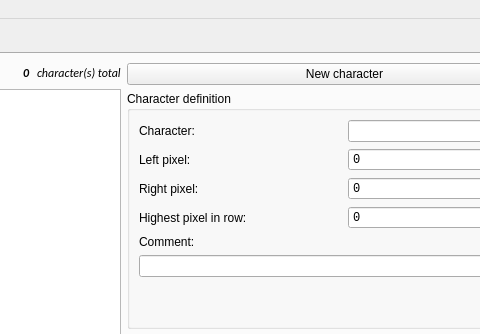
Before: the Qt Designer form OTModules/wfonts.ui in pietr26/OMSI-Tools, drawn with Qt 5; both pictures show x 334 to 814 and y 0 to 334 of the 916 by 785 pixel window.
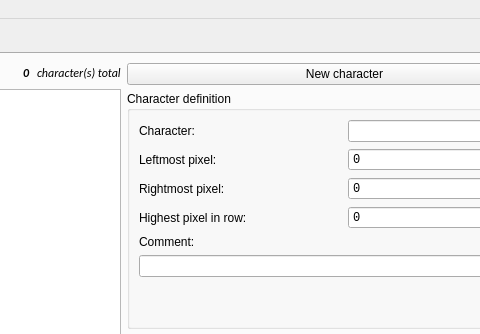
After: the same form once the commit is applied. The open tabs and pages were chosen to show the change. Icons and pictures are not drawn.

```diff
--- a/OTModules/wfonts.ui
+++ b/OTModules/wfonts.ui
@@ -541,7 +541,7 @@
                       <string/>
                      </property>
                      <property name="text">
-                      <string>Right pixel:</string>
+                      <string>Rightmost pixel:</string>
                      </property>
                      <property name="buddy">
                       <cstring>sbxRightPixel</cstring>
@@ -596,7 +596,7 @@
                       <string/>
                      </property>
                      <property name="text">
-                      <string>Left pixel:</string>
+                      <string>Leftmost pixel:</string>
                      </property>
                      <property name="buddy">
                       <cstring>sbxLeftPixel</cstring>
```
Left out of the diff: 4 changed lines with no effect on the pictures.
